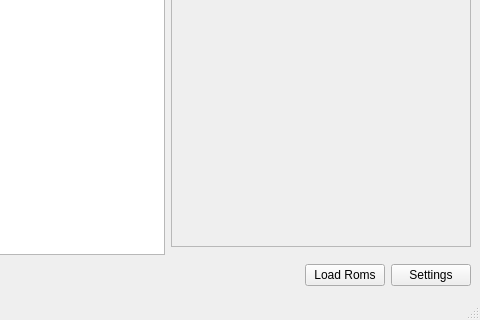
Bl4cknight/lightningmf, file lightningmf_pk/view.ui: the form before one commit; both pictures show x 341 to 821 and y 117 to 437 of the 821 by 437 pixel window.
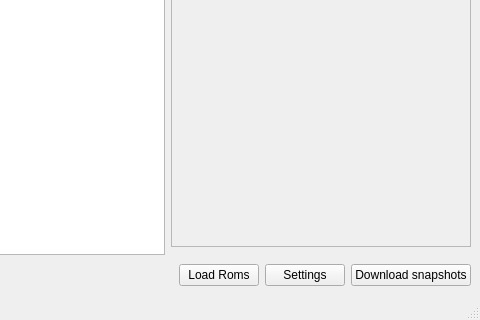
The form after the commit. Icons and pictures are not drawn.

Commit message: get snaps

Patch:
```diff
--- a/lightningmf_pk/view.ui
+++ b/lightningmf_pk/view.ui
@@ -135,6 +135,13 @@
         </property>
        </widget>
       </item>
+      <item>
+       <widget class="QPushButton" name="snapsButton">
+        <property name="text">
+         <string>Download snapshots</string>
+        </property>
+       </widget>
+      </item>
      </layout>
     </item>
    </layout>
```
The commit also changes 3 other files.
